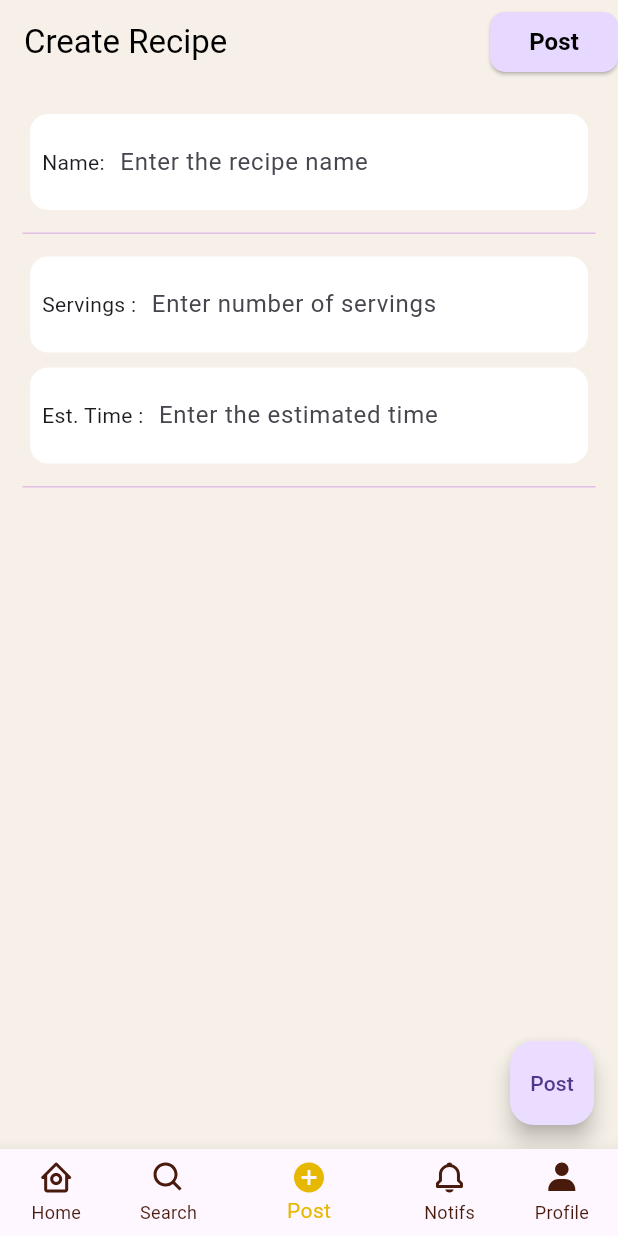
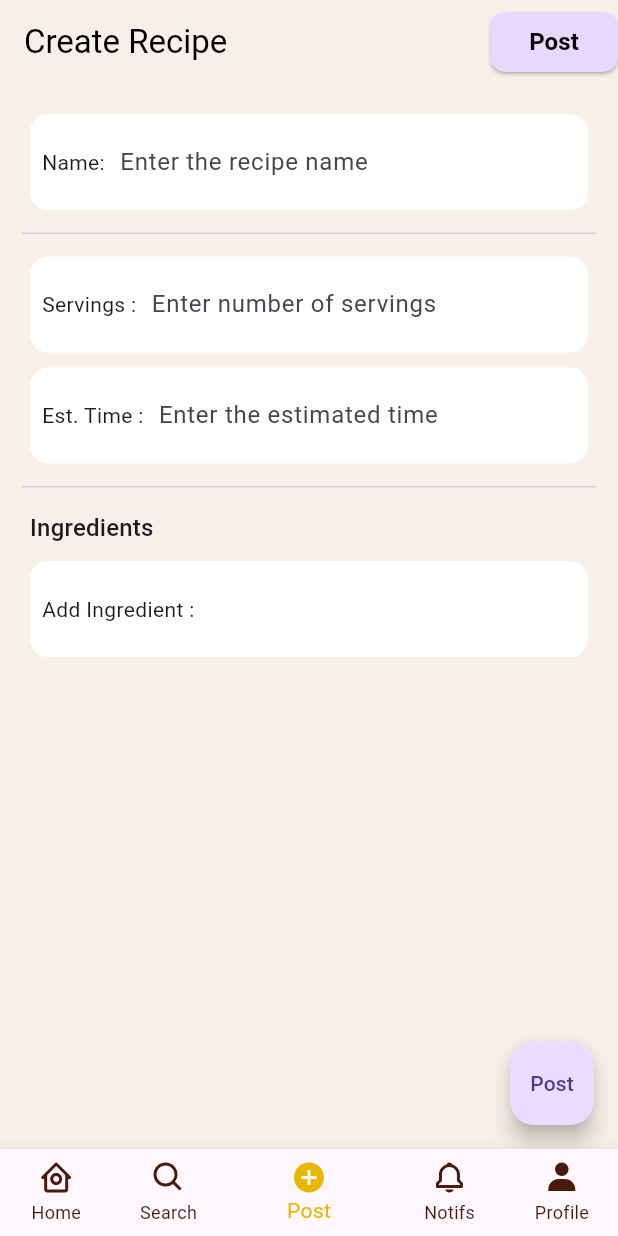
Before and after one commit to GoncaloGingeira/Feast, a Flutter app: the screen it shows after launch, item 3 of the bottom bar chosen, on a phone screen of 412 x 824 dp. Run offline on Flutter 3.47's test engine with Material 2 defaults, Android fonts, the phone set to English and light mode, and no system bars; our stand-ins replace flutter_boxicons; Roboto replaces fonts that are missing (CustomFont1).

Commit message:
Added more inputs

```diff
--- a/lib/postpage.dart
+++ b/lib/postpage.dart
@@ -19,6 +19,7 @@ class _PostPageState extends State<PostPage> {
       ),
       body: Column(
         mainAxisAlignment: MainAxisAlignment.start,
+        crossAxisAlignment: CrossAxisAlignment.start,
         children: [
           SizedBox(height: 20),
           Container(
@@ -39,11 +40,7 @@ class _PostPageState extends State<PostPage> {
                   ))
                 ],
               )),
-          Container(
-            height: 1, // Height of the divider
-            color: Colors.purple[100], // Color of the divider
-            margin: EdgeInsets.all(15), // Adjust vertical margin
-          ),
+          divider(),
           Column(
             children: [
               inputBox(context, 'Servings', 'Enter number of servings'),
@@ -51,17 +48,33 @@ class _PostPageState extends State<PostPage> {
               inputBox(context, 'Est. Time', 'Enter the estimated time'),
             ],
           ),
-          Container(
-            height: 1, // Height of the divider
-            color: Colors.purple[100], // Color of the divider
-            margin: EdgeInsets.all(15), // Adjust vertical margin
-          ),
+          divider(),
+          header('Ingredients'),
+          inputBox(context, 'Add Ingredient', '')
         ],
       ),
       floatingActionButton: FloatingActionButton(
         onPressed: () {},
         child: const Text('Post'),
       ),
+    );
+  }
+
+  Widget header(String title) {
+    return Padding(
+      padding: const EdgeInsets.only(left: 20, bottom: 10),
+      child: Text(
+        title,
+        style: Theme.of(context).textTheme.titleMedium, // Use headline style
+      ),
+    );
+  }
+
+  Widget divider() {
+    return Container(
+      height: 1, // Height of the divider
+      color: Colors.purple[100], // Color of the divider
+      margin: EdgeInsets.all(15), // Adjust vertical margin
     );
   }
 
```
